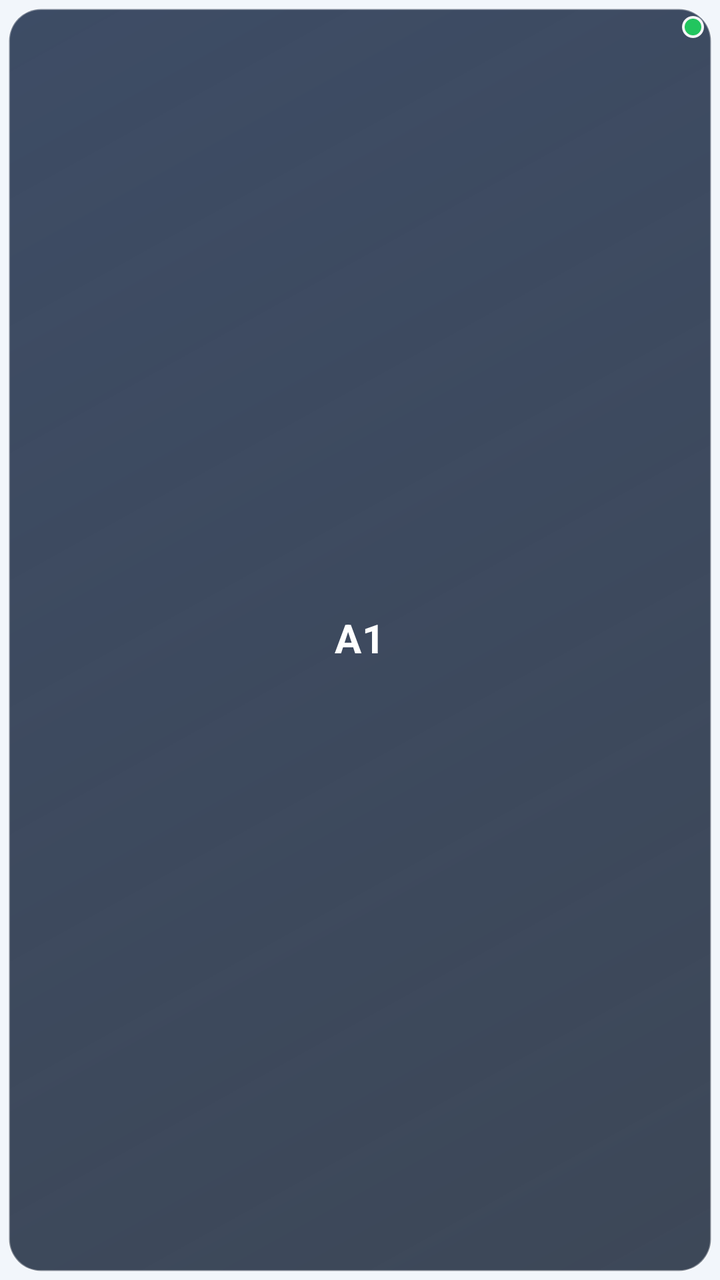
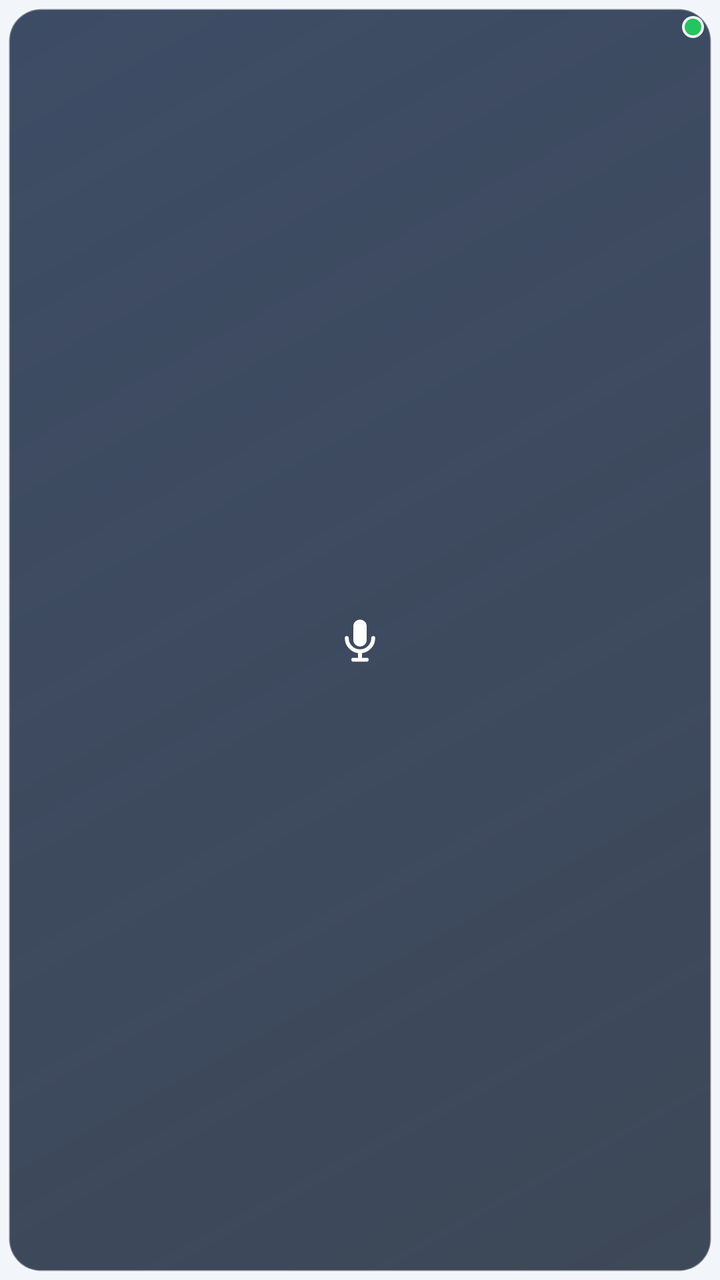

Compare the two renders of this Android layout. The source of the first and the diff that turns it into the second are given below.
<!-- AndroidManifest.xml: application theme AppTheme -->
<!-- res/layout/widget_a1_float.xml -->
<?xml version="1.0" encoding="utf-8"?>
<FrameLayout xmlns:android="http://schemas.android.com/apk/res/android"
    android:id="@+id/widget_root"
    android:layout_width="match_parent"
    android:layout_height="match_parent"
    android:background="@android:color/transparent"
    android:padding="4dp"
    android:contentDescription="@string/widget_desc">

    <FrameLayout
        android:layout_width="match_parent"
        android:layout_height="match_parent"
        android:background="@drawable/bg_widget_badge">

        <TextView
            android:id="@+id/widget_logo"
            android:layout_width="wrap_content"
            android:layout_height="wrap_content"
            android:layout_gravity="center"
            android:includeFontPadding="false"
            android:letterSpacing="0.01"
            android:text="A1"
            android:textColor="#FFFFFF"
            android:textSize="20sp"
            android:textStyle="bold"/>

        <View
            android:id="@+id/widget_dot_on"
            android:layout_width="11dp"
            android:layout_height="11dp"
            android:layout_gravity="top|end"
            android:layout_marginTop="4dp"
            android:layout_marginEnd="4dp"
            android:layout_marginRight="4dp"
            android:background="@drawable/bg_dot_ready"/>

        <View
            android:id="@+id/widget_dot_off"
            android:layout_width="11dp"
            android:layout_height="11dp"
            android:layout_gravity="top|end"
            android:layout_marginTop="4dp"
            android:layout_marginEnd="4dp"
            android:layout_marginRight="4dp"
            android:background="@drawable/bg_dot_off"
            android:visibility="gone"/>
    </FrameLayout>
</FrameLayout>
<!-- resources referenced by this layout -->
<resources>
  <!-- drawable bg_dot_off (drawable) -->
  <?xml version="1.0" encoding="utf-8"?>
  <layer-list xmlns:android="http://schemas.android.com/apk/res/android">
      <item>
          <shape android:shape="oval">
              <solid android:color="#E6FFFFFF"/>
          </shape>
      </item>
      <item
          android:left="1.5dp"
          android:top="1.5dp"
          android:right="1.5dp"
          android:bottom="1.5dp">
          <shape android:shape="oval">
              <solid android:color="#94A3B8"/>
          </shape>
      </item>
  </layer-list>
  <!-- drawable bg_dot_ready (drawable) -->
  <?xml version="1.0" encoding="utf-8"?>
  <layer-list xmlns:android="http://schemas.android.com/apk/res/android">
      <item>
          <shape android:shape="oval">
              <solid android:color="#F2FFFFFF"/>
          </shape>
      </item>
      <item
          android:left="1.5dp"
          android:top="1.5dp"
          android:right="1.5dp"
          android:bottom="1.5dp">
          <shape android:shape="oval">
              <solid android:color="#22C55E"/>
          </shape>
      </item>
  </layer-list>
  <!-- drawable bg_widget_badge (drawable) -->
  <?xml version="1.0" encoding="utf-8"?>
  <shape xmlns:android="http://schemas.android.com/apk/res/android" android:shape="rectangle">
      <gradient
          android:type="linear"
          android:angle="315"
          android:startColor="#D91E2E4A"
          android:endColor="#CC0F1B2E"/>
      <corners android:radius="16dp"/>
      <stroke android:width="1dp" android:color="#59FFFFFF"/>
  </shape>
  <string name="widget_desc">한 번 눌러 A1 플로팅 켜기/끄기</string>
  <style name="AppTheme" parent="@android:style/Theme.Material.Light.NoActionBar">
          <item name="android:colorPrimary">@color/brand_navy</item>
          <item name="android:colorPrimaryDark">@color/brand_navy</item>
          <item name="android:colorAccent">@color/brand_blue</item>
          <item name="android:statusBarColor">@color/brand_navy</item>
          <item name="android:windowBackground">@color/bg</item>
      </style>
  <color name="brand_navy">#14365D</color>
  <color name="brand_blue">#2F6FB2</color>
  <color name="bg">#F2F6FB</color>
</resources>

<!-- the commit's change to res/layout/widget_a1_float.xml (unified diff, before → after) -->
@@ -12,17 +12,13 @@
         android:layout_height="match_parent"
         android:background="@drawable/bg_widget_badge">
 
-        <TextView
+        <ImageView
             android:id="@+id/widget_logo"
-            android:layout_width="wrap_content"
-            android:layout_height="wrap_content"
+            android:layout_width="26dp"
+            android:layout_height="26dp"
             android:layout_gravity="center"
-            android:includeFontPadding="false"
-            android:letterSpacing="0.01"
-            android:text="A1"
-            android:textColor="#FFFFFF"
-            android:textSize="20sp"
-            android:textStyle="bold"/>
+            android:scaleType="fitCenter"
+            android:src="@drawable/ic_mic_badge"/>
 
         <View
             android:id="@+id/widget_dot_on"
<!-- resource entries referenced after the edit -->
@@ -47,6 +47,37 @@
       <corners android:radius="16dp"/>
       <stroke android:width="1dp" android:color="#59FFFFFF"/>
   </shape>
+  <!-- drawable ic_mic_badge (drawable) -->
+  <?xml version="1.0" encoding="utf-8"?>
+  <vector xmlns:android="http://schemas.android.com/apk/res/android"
+      android:width="30dp"
+      android:height="30dp"
+      android:viewportWidth="24"
+      android:viewportHeight="24">
+  
+      
+      <path
+          android:fillColor="#FFFFFF"
+          android:pathData="M12,2.6c-1.72,0 -3.1,1.38 -3.1,3.1v6.2c0,1.72 1.38,3.1 3.1,3.1s3.1,-1.38 3.1,-3.1V5.7c0,-1.72 -1.38,-3.1 -3.1,-3.1z"/>
+  
+      
+      <path
+          android:fillColor="#00000000"
+          android:strokeColor="#FFFFFF"
+          android:strokeWidth="1.8"
+          android:strokeLineCap="round"
+          android:strokeLineJoin="round"
+          android:pathData="M5.9,11.1c0,3.37 2.73,6.1 6.1,6.1s6.1,-2.73 6.1,-6.1"/>
+  
+      
+      <path
+          android:fillColor="#00000000"
+          android:strokeColor="#FFFFFF"
+          android:strokeWidth="1.8"
+          android:strokeLineCap="round"
+          android:strokeLineJoin="round"
+          android:pathData="M12,17.2v2.6M8.9,21.1h6.2"/>
+  </vector>
   <string name="widget_desc">한 번 눌러 A1 플로팅 켜기/끄기</string>
   <style name="AppTheme" parent="@android:style/Theme.Material.Light.NoActionBar">
           <item name="android:colorPrimary">@color/brand_navy</item>
